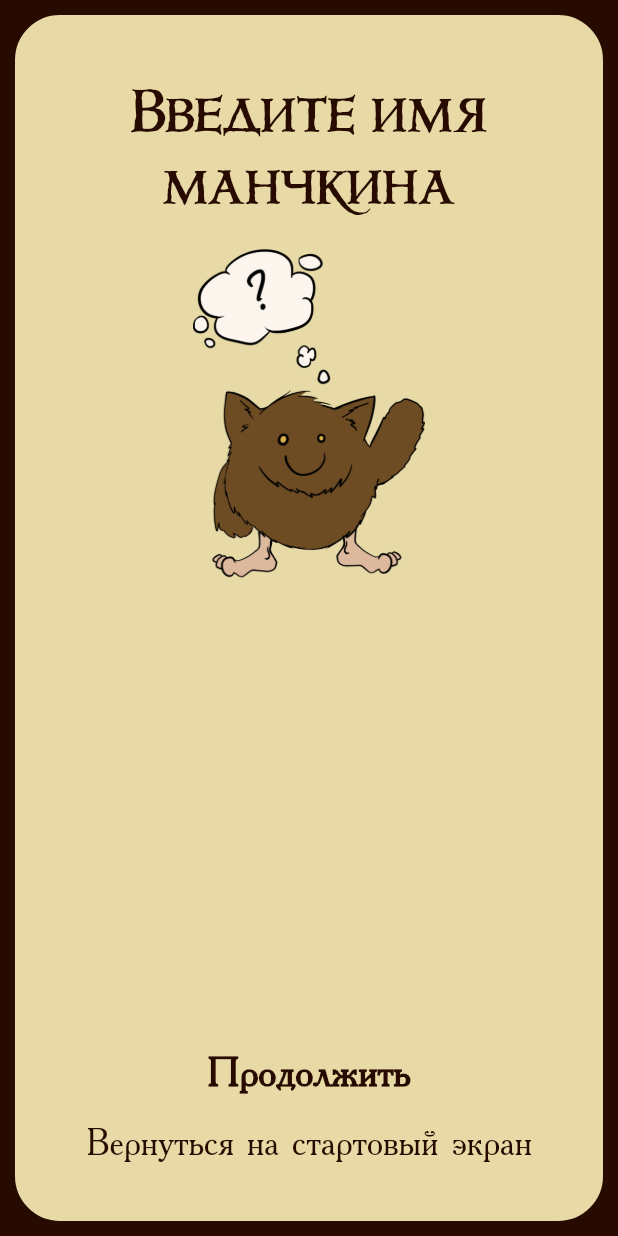
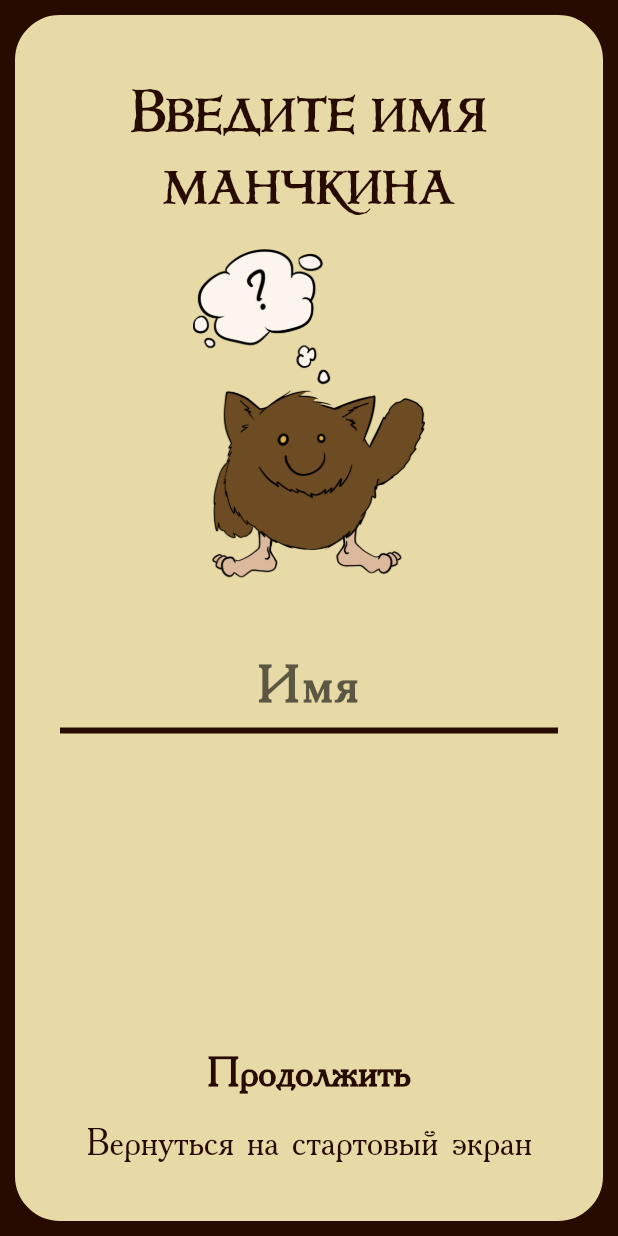
Before and after one commit to V4nchous/munchkin_notebook, a Flutter app: the EnterName screen opened by its route, on a phone screen of 412 x 824 dp. Run offline on Flutter 3.47's test engine with Material 2 defaults, Android fonts, the phone set to English and light mode, and no system bars; our stand-ins replace auto_route; generated files the repository leaves out were written again.

Commit message:
Added name input text field

```diff
--- a/lib/pages/enter_name.dart
+++ b/lib/pages/enter_name.dart
@@ -1,10 +1,12 @@
 import 'package:flutter/material.dart';
 import 'package:auto_route/auto_route.dart';
 import 'package:flutter_gen/gen_l10n/app_localizations.dart';
+
 import 'package:munchkin_notebook/navigation/router.gr.dart';
 
 import 'package:munchkin_notebook/pages/basic_widgets/base_page.dart';
 import 'package:munchkin_notebook/pages/basic_widgets/page_units/buttons.dart';
+import 'package:munchkin_notebook/pages/basic_widgets/page_units/enter_name.dart';
 import 'package:munchkin_notebook/pages/basic_widgets/page_units/image.dart';
 import 'package:munchkin_notebook/pages/basic_widgets/page_units/title.dart';
 
@@ -21,7 +23,8 @@ class EnterName extends StatelessWidget {
           child: Column(
             children: [
               MyImage(path: AppLocalizations.of(context)!.enterNameImagePath),
-              const SizedBox(height: 20),
+              const SizedBox(height: 40),
+              const EnterNameWidget(),
             ],
           ),
         ),
@@ -30,8 +33,13 @@ class EnterName extends StatelessWidget {
             MyPrimaryButton(
                 text: AppLocalizations.of(context)!.enterNameAction1),
             const SizedBox(height: 20),
-            MySecondaryButton(
-                text: AppLocalizations.of(context)!.enterNameAction2)
+            InkWell(
+              onTap: () {
+                AutoRouter.of(context).navigate(const CreateGame());
+              },
+              child: MySecondaryButton(
+                  text: AppLocalizations.of(context)!.enterNameAction2),
+            )
           ],
         ),
       ),
```
